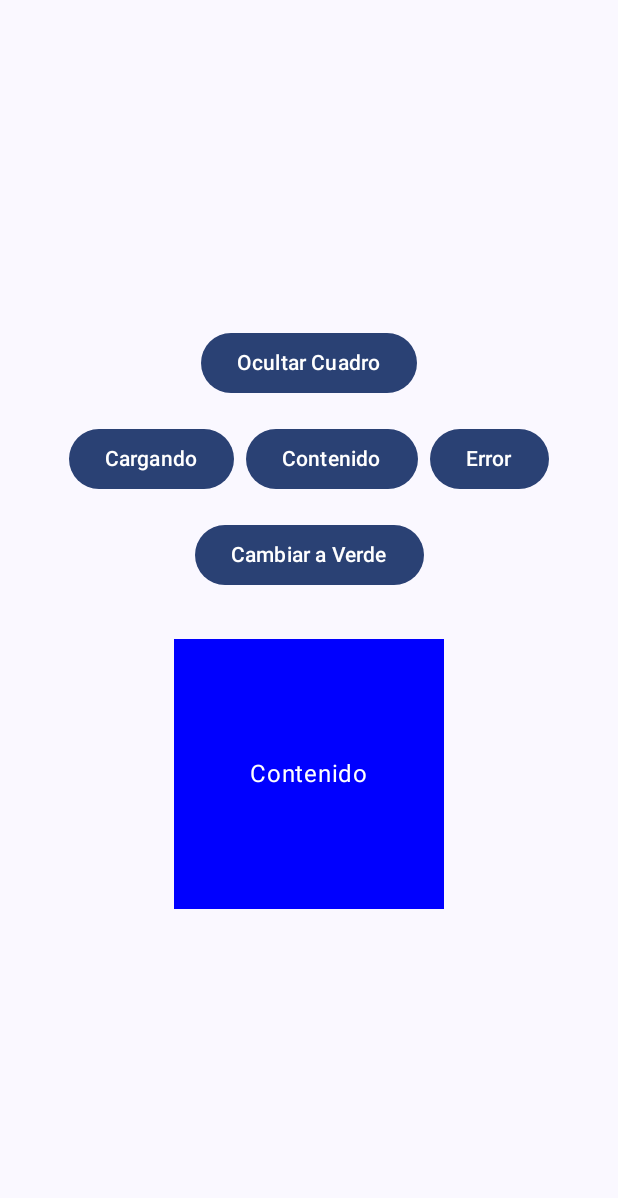
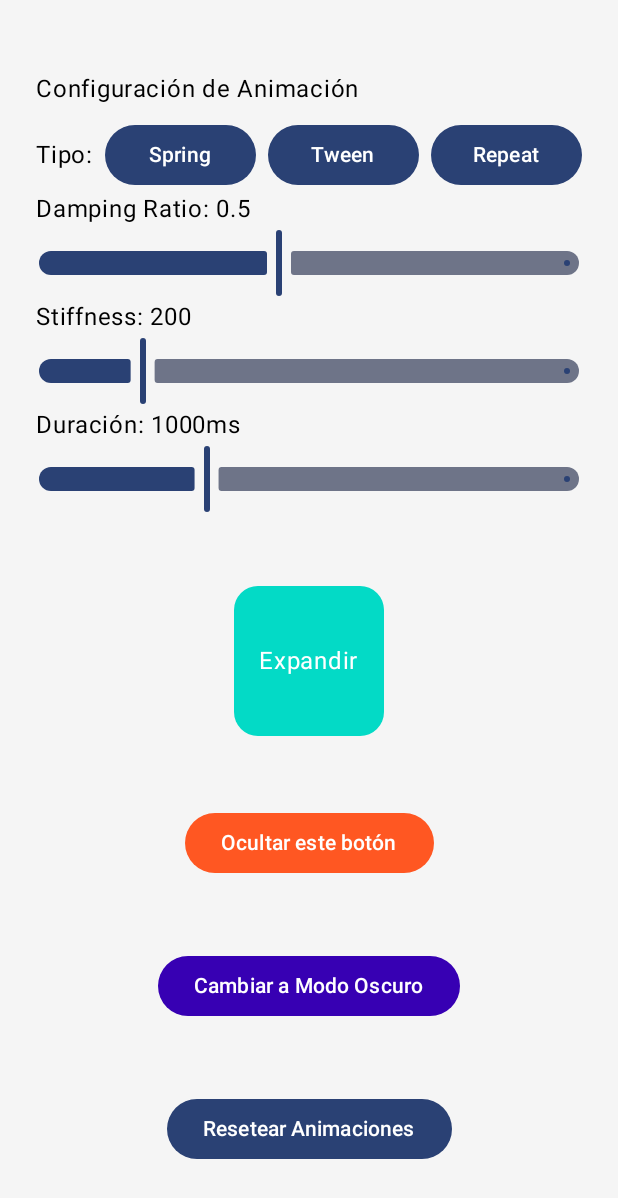
Before and after one commit to albieri765/Lab13Moviles, an Android app built with Jetpack Compose: the screen it shows after launch (MainActivity), on a phone screen of 412 x 824 dp. Shown: the top 1198 px of the screen. Run offline under Robolectric (Android 15) with nearby library versions, the phone set to English and light mode, and no system bars.

Commit message:
Quinto Commit: TareaLab13

```diff
--- a/app/src/main/java/com/example/animacionvisibledemo/MainActivity.kt
+++ b/app/src/main/java/com/example/animacionvisibledemo/MainActivity.kt
@@ -3,134 +3,16 @@ package com.example.animacionvisibledemo
 import android.os.Bundle
 import androidx.activity.ComponentActivity
 import androidx.activity.compose.setContent
-import androidx.compose.animation.AnimatedContent
-import androidx.compose.animation.AnimatedVisibility
-import androidx.compose.animation.ExperimentalAnimationApi
-import androidx.compose.animation.animateColorAsState
-import androidx.compose.animation.core.Spring
-import androidx.compose.animation.core.animateDpAsState
-import androidx.compose.animation.core.spring
-import androidx.compose.animation.core.tween
-import androidx.compose.animation.expandIn
-import androidx.compose.animation.fadeIn
-import androidx.compose.animation.fadeOut
-import androidx.compose.animation.scaleIn
-import androidx.compose.animation.scaleOut
-import androidx.compose.animation.shrinkOut
-import androidx.compose.animation.slideInVertically
-import androidx.compose.animation.slideOutVertically
-import androidx.compose.animation.with
-import androidx.compose.foundation.background
-import androidx.compose.foundation.layout.*
-import androidx.compose.material3.*
-import androidx.compose.runtime.*
-import androidx.compose.ui.Alignment
-import androidx.compose.ui.Modifier
-import androidx.compose.ui.draw.rotate
-import androidx.compose.ui.graphics.Color
-import androidx.compose.ui.unit.dp
-import androidx.compose.ui.unit.sp
+import com.example.animacionvisibledemo.iu.AnimacionesCombinadasScreen
 import com.example.animacionvisibledemo.ui.theme.AnimacionVisibleDemoTheme
-
 
 class MainActivity : ComponentActivity() {
     override fun onCreate(savedInstanceState: Bundle?) {
         super.onCreate(savedInstanceState)
         setContent {
             AnimacionVisibleDemoTheme {
-                Surface(
-                    modifier = Modifier.fillMaxSize(),
-                    color = MaterialTheme.colorScheme.background
-                ) {
-                    CajaAnimadaConEstados()
-                }
+                AnimacionesCombinadasScreen()
             }
         }
     }
 }
-@OptIn(ExperimentalAnimationApi::class)
-@Composable
-fun CajaAnimadaConEstados() {
-    var visible by remember { mutableStateOf(true) } // Cambiado a true para que aparezca inicialmente
-    var isBlue by remember { mutableStateOf(true) }
-    var estado by remember { mutableStateOf<EstadoContenido>(EstadoContenido.CONTENIDO) } // Estado inicial CONTENIDO
-
-    // Animación del color
-    val animatedColor by animateColorAsState(
-        targetValue = when(estado) {
-            EstadoContenido.CARGANDO -> Color.LightGray
-            EstadoContenido.CONTENIDO -> if(isBlue) Color.Blue else Color.Green
-            EstadoContenido.ERROR -> Color.Red
-        },
-        animationSpec = tween(durationMillis = 500)
-    )
-
-    Column(
-        modifier = Modifier
-            .fillMaxSize()
-            .padding(24.dp),
-        horizontalAlignment = Alignment.CenterHorizontally,
-        verticalArrangement = Arrangement.Center
-    ) {
-        // Botón para mostrar/ocultar (AÑADIDO)
-        Button(onClick = { visible = !visible }) {
-            Text(if (visible) "Ocultar Cuadro" else "Mostrar Cuadro")
-        }
-
-        Spacer(modifier = Modifier.height(16.dp))
-
-        // Botones para controlar los estados
-        Row(horizontalArrangement = Arrangement.spacedBy(8.dp)) {
-            Button(onClick = { estado = EstadoContenido.CARGANDO }) {
-                Text("Cargando")
-            }
-            Button(onClick = { estado = EstadoContenido.CONTENIDO }) {
-                Text("Contenido")
-            }
-            Button(onClick = { estado = EstadoContenido.ERROR }) {
-                Text("Error")
-            }
-        }
-
-        Spacer(modifier = Modifier.height(16.dp))
-
-        Button(onClick = { isBlue = !isBlue }) {
-            Text(if (isBlue) "Cambiar a Verde" else "Cambiar a Azul")
-        }
-
-        Spacer(modifier = Modifier.height(32.dp))
-
-        AnimatedVisibility(
-            visible = visible,
-            enter = fadeIn() + slideInVertically(),
-            exit = fadeOut() + slideOutVertically()
-        ) {
-            AnimatedContent(
-                targetState = estado,
-                transitionSpec = {
-                    fadeIn(animationSpec = tween(300)) with
-                            fadeOut(animationSpec = tween(300))
-                }
-            ) { targetEstado ->
-                Box(
-                    modifier = Modifier
-                        .size(180.dp)
-                        .background(animatedColor),
-                    contentAlignment = Alignment.Center
-                ) {
-                    when(targetEstado) {
-                        EstadoContenido.CARGANDO -> CircularProgressIndicator(color = Color.White)
-                        EstadoContenido.CONTENIDO -> Text("Contenido", color = Color.White)
-                        EstadoContenido.ERROR -> Text("¡Error!", color = Color.White)
-                    }
-                }
-            }
-        }
-    }
-}
-
-sealed class EstadoContenido {
-    object CARGANDO : EstadoContenido()
-    object CONTENIDO : EstadoContenido()
-    object ERROR : EstadoContenido()
-}
--- /dev/null
+++ b/app/src/main/java/com/example/animacionvisibledemo/iu/AnimacionesCombinadasScreen.kt
@@ -0,0 +1,193 @@
+package com.example.animacionvisibledemo.iu
+
+import androidx.compose.animation.*
+import androidx.compose.animation.core.*
+import androidx.compose.foundation.background
+import androidx.compose.foundation.clickable
+import androidx.compose.foundation.layout.*
+import androidx.compose.foundation.shape.RoundedCornerShape
+import androidx.compose.material3.*
+import androidx.compose.runtime.*
+import androidx.compose.ui.Alignment
+import androidx.compose.ui.Modifier
+import androidx.compose.ui.draw.clip
+import androidx.compose.ui.graphics.Color
+import androidx.compose.ui.unit.dp
+
+// Habilita APIs experimentales de animación
+@OptIn(ExperimentalAnimationApi::class)
+@Composable
+fun AnimacionesCombinadasScreen() {
+    // Variables de estado para controlar la lógica visual
+    var isExpanded by remember { mutableStateOf(false) }       // Controla si el cuadro se expande
+    var isButtonVisible by remember { mutableStateOf(true) }   // Controla si el botón está visible
+    var isDarkMode by remember { mutableStateOf(false) }       // Controla si el modo oscuro está activado
+
+    // Variables para personalizar el tipo de animación
+    var animationType by remember { mutableStateOf(1) }        // Tipo de animación: 1=spring, 2=tween, 3=repeatable
+    var duration by remember { mutableStateOf(1000) }          // Duración de la animación en milisegundos
+    var dampingRatio by remember { mutableStateOf(0.5f) }      // Relación de amortiguamiento para spring
+    var stiffness by remember { mutableStateOf(Spring.StiffnessLow.toFloat()) } // Rigidez para spring
+    var iterations by remember { mutableStateOf(3) }           // Cantidad de repeticiones si es repeatable
+
+    // Animación de tamaño configurable
+    val animatedSize by animateDpAsState(
+        targetValue = if (isExpanded) 200.dp else 100.dp,      // Si está expandido: 200.dp, si no: 100.dp
+        animationSpec = when (animationType) {
+            1 -> spring(dampingRatio = dampingRatio, stiffness = stiffness)         // Resorte físico
+            2 -> tween(durationMillis = duration, easing = FastOutSlowInEasing)     // Animación suavizada
+            3 -> repeatable(                                                        // Animación repetitiva
+                iterations = iterations,
+                animation = tween(durationMillis = duration),
+                repeatMode = RepeatMode.Reverse
+            )
+            else -> spring()
+        },
+        label = ""  // Etiqueta opcional (usada para depuración)
+    )
+
+    // Animación de color cuando se expande o contrae el cuadro
+    val animatedColor by animateColorAsState(
+        targetValue = if (isExpanded) Color(0xFF6200EE) else Color(0xFF03DAC6),
+        animationSpec = tween(durationMillis = duration),
+        label = ""
+    )
+
+    // Cambios de fondo según modo oscuro o claro
+    val backgroundColor = if (isDarkMode) Color(0xFF121212) else Color(0xFFF5F5F5)
+    val contentColor = if (isDarkMode) Color.White else Color.Black
+
+    // Contenedor general de toda la pantalla
+    Surface(
+        modifier = Modifier.fillMaxSize(),
+        color = backgroundColor
+    ) {
+        Column(
+            modifier = Modifier
+                .fillMaxSize()
+                .padding(24.dp),
+            horizontalAlignment = Alignment.CenterHorizontally,
+            verticalArrangement = Arrangement.SpaceAround
+        ) {
+            // Panel de configuración de la animación
+            Column {
+                Text("Configuración de Animación", color = contentColor)
+                Spacer(modifier = Modifier.height(8.dp))
+
+                // Botones para elegir el tipo de animación
+                Row(verticalAlignment = Alignment.CenterVertically) {
+                    Text("Tipo:", color = contentColor)
+                    Spacer(modifier = Modifier.width(8.dp))
+                    Button(onClick = { animationType = 1 }, modifier = Modifier.weight(1f)) {
+                        Text("Spring")
+                    }
+                    Spacer(modifier = Modifier.width(8.dp))
+                    Button(onClick = { animationType = 2 }, modifier = Modifier.weight(1f)) {
+                        Text("Tween")
+                    }
+                    Spacer(modifier = Modifier.width(8.dp))
+                    Button(onClick = { animationType = 3 }, modifier = Modifier.weight(1f)) {
+                        Text("Repeat")
+                    }
+                }
+
+                // Si se eligió "Spring", se muestra configuración adicional
+                if (animationType == 1) {
+                    Column {
+                        Text("Damping Ratio: $dampingRatio", color = contentColor)
+                        Slider(
+                            value = dampingRatio,
+                            onValueChange = { dampingRatio = it },
+                            valueRange = 0.1f..1f
+                        )
+
+                        Text("Stiffness: ${stiffness.toInt()}", color = contentColor)
+                        Slider(
+                            value = stiffness,
+                            onValueChange = { stiffness = it },
+                            valueRange = 10f..1000f
+                        )
+                    }
+                }
+
+                // Control para modificar la duración de la animación
+                Text("Duración: ${duration}ms", color = contentColor)
+                Slider(
+                    value = duration.toFloat(),
+                    onValueChange = { duration = it.toInt() },
+                    valueRange = 100f..3000f
+                )
+
+                // Si se eligió "Repeat", se configura el número de repeticiones
+                if (animationType == 3) {
+                    Text("Iteraciones: $iterations", color = contentColor)
+                    Slider(
+                        value = iterations.toFloat(),
+                        onValueChange = { iterations = it.toInt() },
+                        valueRange = 1f..10f
+                    )
+                }
+            }
+
+            // Cuadro animado que cambia de tamaño y color
+            Box(
+                modifier = Modifier
+                    .size(animatedSize)
+                    .clip(RoundedCornerShape(16.dp))
+                    .background(animatedColor)
+                    .clickable { isExpanded = !isExpanded },
+                contentAlignment = Alignment.Center
+            ) {
+                Text(
+                    text = if (isExpanded) "Contraer" else "Expandir",
+                    color = Color.White
+                )
+            }
+
+            // Botón que aparece y desaparece con animación
+            AnimatedVisibility(
+                visible = isButtonVisible,
+                enter = slideInVertically(animationSpec = tween(duration)) + fadeIn(),
+                exit = slideOutHorizontally(animationSpec = tween(duration)) + fadeOut()
+            ) {
+                Button(
+                    onClick = { isButtonVisible = false },
+                    colors = ButtonDefaults.buttonColors(
+                        containerColor = Color(0xFFFF5722),
+                        contentColor = Color.White
+                    )
+                ) {
+                    Text("Ocultar este botón")
+                }
+            }
+
+            // Botón para cambiar entre modo oscuro y claro, con animación de transición
+            AnimatedContent(
+                targetState = isDarkMode,
+                transitionSpec = {
+                    fadeIn(animationSpec = tween(duration)) with
+                            fadeOut(animationSpec = tween(duration))
+                },
+                label = ""
+            ) { darkMode ->
+                Button(
+                    onClick = { isDarkMode = !darkMode },
+                    colors = ButtonDefaults.buttonColors(
+                        containerColor = if (darkMode) Color(0xFFBB86FC) else Color(0xFF3700B3),
+                        contentColor = Color.White
+                    )
+                ) {
+                    Text(if (darkMode) "Cambiar a Modo Claro" else "Cambiar a Modo Oscuro")
+                }
+            }
+
+            // Botón para reiniciar todas las animaciones
+            Button(onClick = {
+                isButtonVisible = true
+                isExpanded = false
+            }) {
+                Text("Resetear Animaciones")
+            }
+        }
+    }
+}
```
